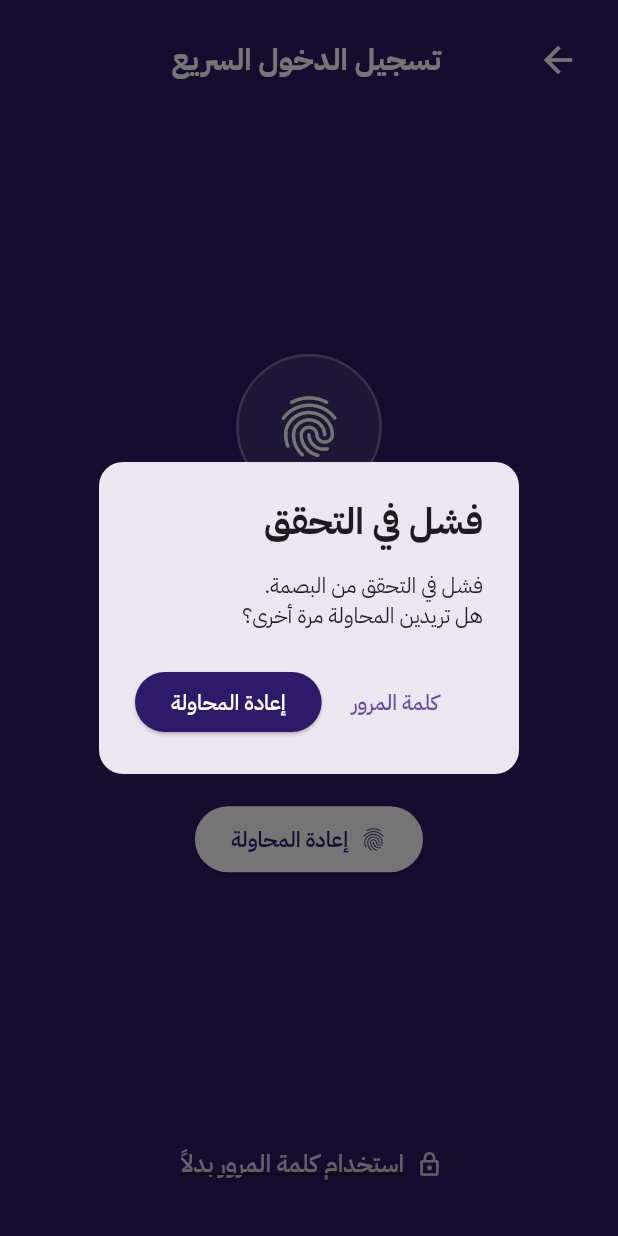
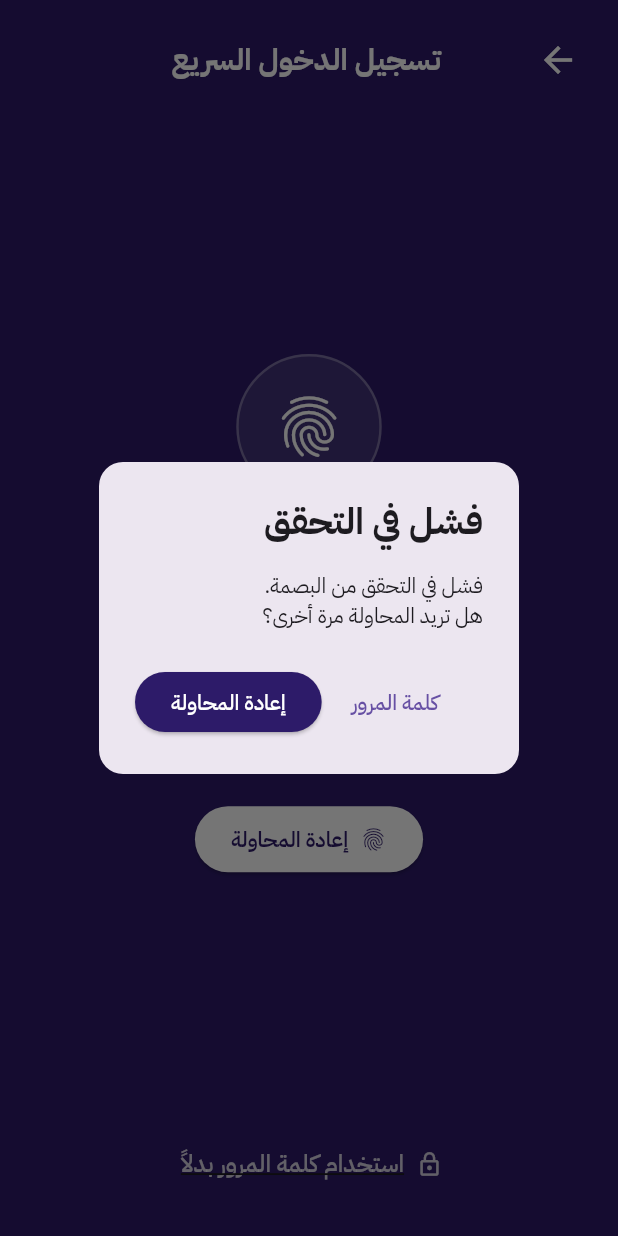
Before and after one commit to hadeelbjs/2025_GP_6, a Flutter app: the BiometricLoginScreen screen opened directly with empty values, on a phone screen of 412 x 824 dp. Run offline on Flutter 3.47's test engine with Material 3 defaults, Android fonts, the phone set to English and light mode, and no system bars; our stand-ins replace flutter_secure_storage, flutter_svg, google_fonts, local_auth, shared_preferences; missing offline and left inert: local_auth_android, local_auth_ios; accounts and stored records are empty.

Commit message:
biometric

```diff
--- a/mobile/lib/features/authentication/screens/biometric_login_screen.dart
+++ b/mobile/lib/features/authentication/screens/biometric_login_screen.dart
@@ -129,8 +129,8 @@ class _BiometricLoginScreenState extends State<BiometricLoginScreen>
           ),
           content: Text(
             _attemptCount >= 3
-                ? 'تم تجاوز الحد الأقصى للمحاولات.\nهل تريدين استخدام كلمة المرور؟'
-                : 'فشل في التحقق من البصمة.\nهل تريدين المحاولة مرة أخرى؟',
+                ? 'تم تجاوز الحد الأقصى للمحاولات.\nهل تريد استخدام كلمة المرور؟'
+                : 'فشل في التحقق من البصمة.\nهل تريد المحاولة مرة أخرى؟',
             style: const TextStyle(fontFamily: 'IBMPlexSansArabic'),
           ),
           actions: [
@@ -292,7 +292,7 @@ class _BiometricLoginScreenState extends State<BiometricLoginScreen>
                     Text(
                       _isAuthenticating
                           ? 'جاري التحقق...'
-                          : 'ضعي بصمتك للدخول',
+                          : 'ضع بصمتك للدخول',
                       style: TextStyle(
                         fontSize: 18,
                         color: Colors.white.withOpacity(0.9),
--- a/mobile/lib/features/authentication/widgets/biometric_setup_dialog.dart
+++ b/mobile/lib/features/authentication/widgets/biometric_setup_dialog.dart
@@ -12,6 +12,9 @@ class BiometricSetupDialog extends StatefulWidget {
 class _BiometricSetupDialogState extends State<BiometricSetupDialog> {
   final _apiService = ApiService();
   bool _isLoading = false;
+
+
+
 
   Future<void> _setupBiometric() async {
     setState(() => _isLoading = true);
--- a/mobile/lib/main.dart
+++ b/mobile/lib/main.dart
@@ -10,7 +10,6 @@ import 'features/contact/screens/contacts_list_screen.dart';
 import 'features/contact/screens/add_contact_screen.dart';
 import 'features/massaging/screens/chat_list_screen.dart';
 import 'features/account/screens/manage_account_screen.dart';
-import 'features/contact/screens/notifications_screen.dart';
 import 'package:flutter/foundation.dart';
 import 'services/biometric_service.dart';
 import 'features/authentication/screens/biometric_login_screen.dart';
@@ -70,7 +69,7 @@ class SplashScreen extends StatefulWidget {
 
 class _SplashScreenState extends State<SplashScreen> with SingleTickerProviderStateMixin {
   final AuthGuard _authGuard = AuthGuard();
-  final ApiService _apiService = ApiService(); // ← أضيفي هذا السطر
+  final ApiService _apiService = ApiService();
   late AnimationController _animationController;
   late Animation<double> _fadeAnimation;
 
```
Also changed, not shown: mobile/lib/services/api_services.dart (+27 -2 lines), 2 other files.
